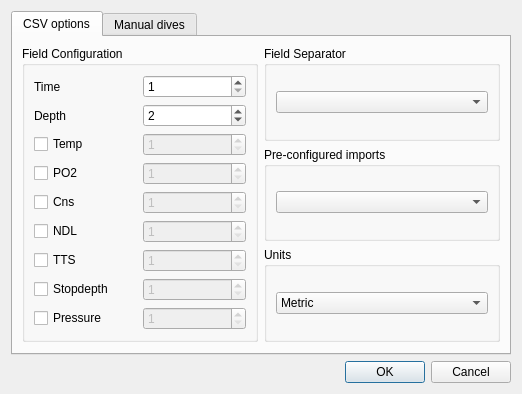
Qt form qt-ui/divelogimportdialog.ui (subsurface/subsurface) before a commit.
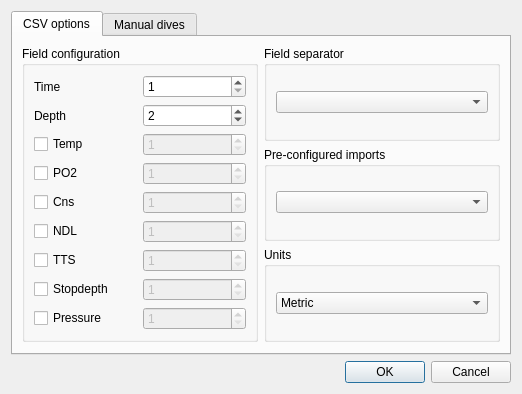
The same form after that commit. Icons and pictures are not drawn.

Commit message: divelogimportdialog capitalisation consitency

```diff
--- a/qt-ui/divelogimportdialog.ui
+++ b/qt-ui/divelogimportdialog.ui
@@ -32,7 +32,7 @@
        <item row="0" column="0" rowspan="3">
         <widget class="QGroupBox" name="groupBox_3">
          <property name="title">
-          <string>Field Configuration</string>
+          <string>Field configuration</string>
          </property>
          <layout class="QGridLayout" name="gridLayout">
           <item row="3" column="1">
@@ -228,7 +228,7 @@
        <item row="0" column="1">
         <widget class="QGroupBox" name="groupBox_2">
          <property name="title">
-          <string>Field Separator</string>
+          <string>Field separator</string>
          </property>
          <layout class="QHBoxLayout" name="horizontalLayout_2">
           <item>
```
Left out of the diff: 4 changed lines with no effect on the pictures.
